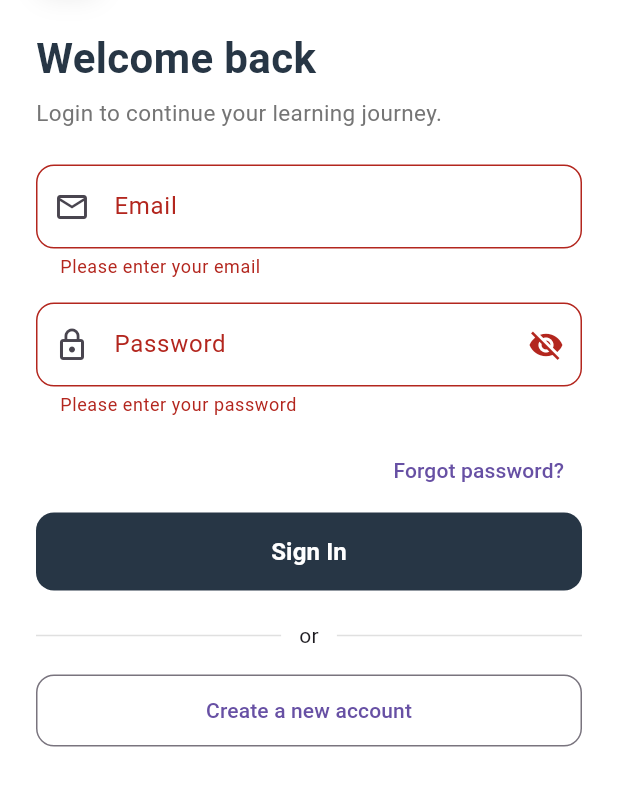
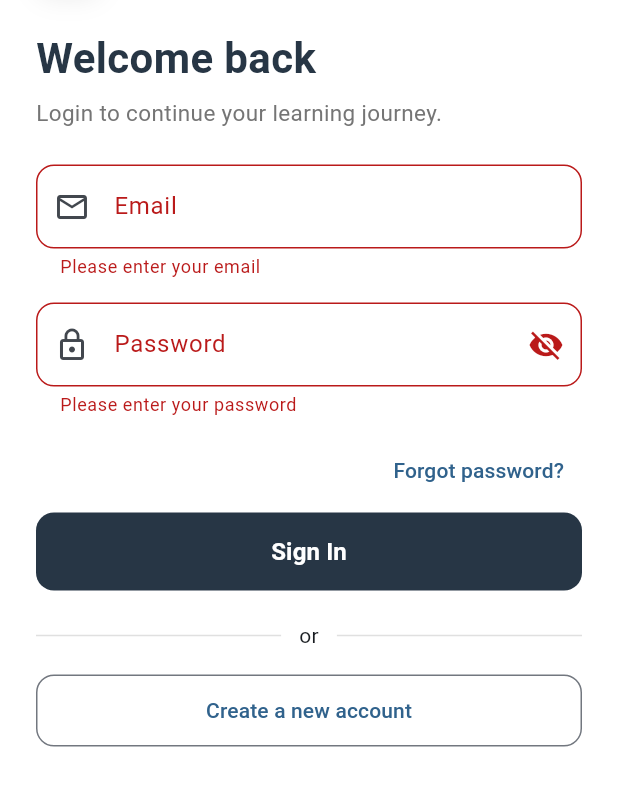
Before and after one commit to vyas60594/Campus_Learn, a Flutter app: the screen it shows after launch, after a tap on "Sign In", on a phone screen of 412 x 824 dp, the part 134-940 px from its top. Run offline on Flutter 3.47's test engine with Material 3 defaults, Android fonts, the phone set to English and light mode, and no system bars.

Commit message:
Refactor main.dart: Remove unused imports, simplify app theme, and enable Material 3

```diff
--- a/lib/main.dart
+++ b/lib/main.dart
@@ -1,16 +1,7 @@
-import 'package:flutter/material.dart';
-import 'package:flutter/services.dart';
+ import 'package:flutter/material.dart';
 import 'user_screens/splash_screen.dart';
 
 void main() {
-  WidgetsFlutterBinding.ensureInitialized();
-
-  // Set preferred orientations
-  SystemChrome.setPreferredOrientations([
-    DeviceOrientation.portraitUp,
-    DeviceOrientation.portraitDown,
-  ]);
-
   runApp(const CampusLearnApp());
 }
 
@@ -23,27 +14,12 @@ class CampusLearnApp extends StatelessWidget {
       title: 'CampusLearn',
       debugShowCheckedModeBanner: false,
       theme: ThemeData(
-        primarySwatch: Colors.blue,
-        primaryColor: const Color(0xFF2C3E50),
-        scaffoldBackgroundColor: Colors.white,
-        fontFamily: 'Roboto',
-        appBarTheme: const AppBarTheme(
-          backgroundColor: Color(0xFF2C3E50),
-          foregroundColor: Colors.white,
-          elevation: 0,
+        colorScheme: ColorScheme.fromSeed(
+          seedColor: const Color(0xFF273645),
         ),
-        // Ensure consistent theming throughout the app
-        visualDensity: VisualDensity.adaptivePlatformDensity,
+        useMaterial3: true,
       ),
       home: const SplashScreen(),
-      builder: (context, child) {
-        return MediaQuery(
-          data: MediaQuery.of(context).copyWith(
-            textScaler: TextScaler.linear(1.0), // Prevent text scaling issues
-          ),
-          child: child!,
-        );
-      },
     );
   }
 }
```
